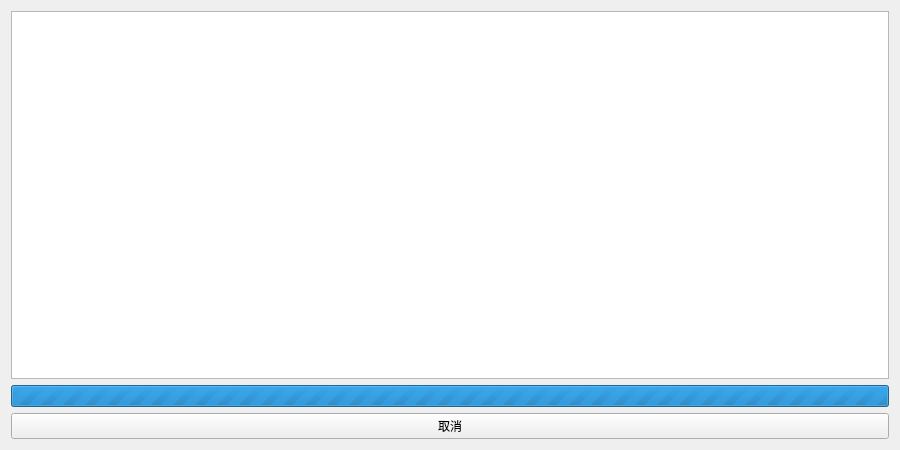
The window that LDDC/ui/get_list_lyrics.ui (chenmozhijin/LDDC) describes before a commit, drawn with Qt 5.
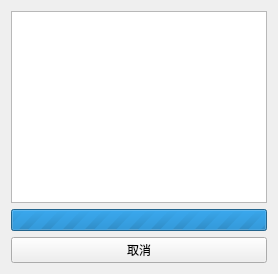
The same window after the commit. Icons and pictures are not drawn.

```diff
--- a/LDDC/ui/get_list_lyrics.ui
+++ b/LDDC/ui/get_list_lyrics.ui
@@ -2,14 +2,6 @@
 <ui version="4.0">
  <class>get_list_lyrics</class>
  <widget class="QWidget" name="get_list_lyrics">
-  <property name="geometry">
-   <rect>
-    <x>0</x>
-    <y>0</y>
-    <width>900</width>
-    <height>450</height>
-   </rect>
-  </property>
   <property name="windowTitle">
    <string>获取专辑/歌单歌词</string>
   </property>
```
